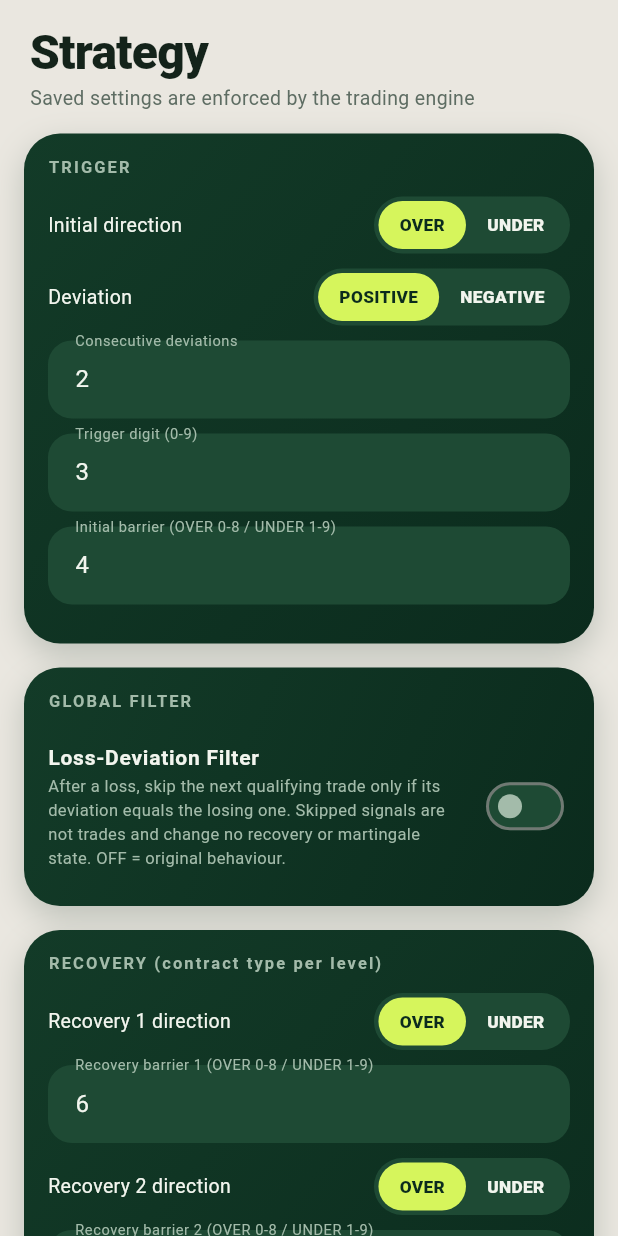
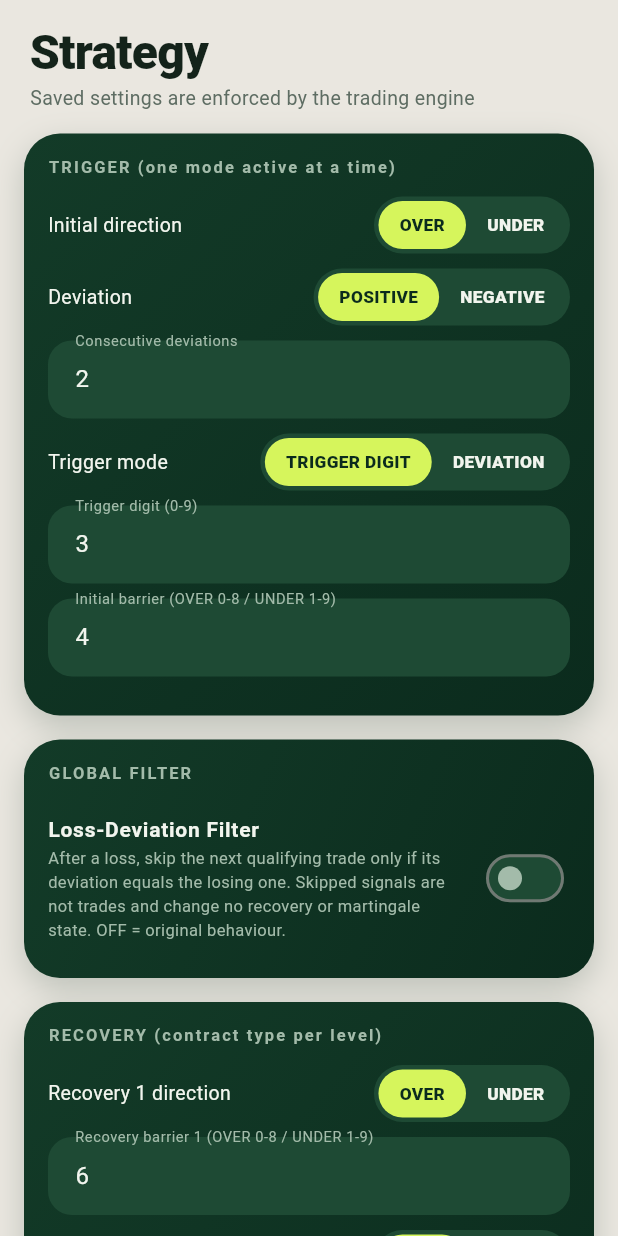
Before and after one commit to Joseph5600000000/deriv_bot, a Flutter app: the ConfigScreen widget shown alone on an empty page, opened directly with empty values, on a phone screen of 412 x 824 dp. Run offline on Flutter 3.47's test engine with Material 3 defaults, Android fonts, the phone set to English and light mode, and no system bars; our stand-ins replace flutter_secure_storage; missing offline and left inert: dart:ffi; accounts and stored records are empty.

Commit message:
trigger mode

```diff
--- a/lib/ffi/tc_structs.dart
+++ b/lib/ffi/tc_structs.dart
@@ -18,6 +18,8 @@ final class TcConfig extends Struct {
   @Int64() external int loss_dev_filter;
   @Int64() external int recovery_direction1;
   @Int64() external int recovery_direction2;
+  @Int64() external int trigger_mode;
+  @Int64() external int trigger_dev2;
   @Double() external double stake;
   @Double() external double take_profit;
   @Double() external double stop_loss;
--- a/lib/models/strategy_config.dart
+++ b/lib/models/strategy_config.dart
@@ -1,13 +1,15 @@
 import '../ffi/tc_structs.dart';
 
 class StrategyConfig {
+  int triggerMode; // 0 = Trigger Digit, 1 = Deviation Trigger
+  double triggerDeviation; // signed, e.g. +0.5 / -1.5 (steps of 0.5)
   int market, direction, recoveryDirection1, recoveryDirection2, initialBarrier, recoveryBarrier1, recoveryBarrier2, triggerDigit, consecutiveCount,
       deviationDirection, martingaleMaxSteps, maxConsecutiveLosses, winBehavior;
   bool martingale, lossDevFilter;
   double stake, takeProfit, stopLoss, multiplier, maxStake, maxDailyLoss;
 
   StrategyConfig({
-    this.market = 4, this.direction = 0, this.recoveryDirection1 = 0, this.recoveryDirection2 = 0, this.initialBarrier = 4, this.recoveryBarrier1 = 6, this.recoveryBarrier2 = 8,
+    this.triggerMode = 0, this.triggerDeviation = 0.5, this.market = 4, this.direction = 0, this.recoveryDirection1 = 0, this.recoveryDirection2 = 0, this.initialBarrier = 4, this.recoveryBarrier1 = 6, this.recoveryBarrier2 = 8,
     this.triggerDigit = 3, this.consecutiveCount = 2, this.deviationDirection = 0, this.martingaleMaxSteps = 3,
     this.maxConsecutiveLosses = 5, this.winBehavior = 0, this.martingale = false, this.lossDevFilter = false, this.stake = 1.0,
     this.takeProfit = 0, this.stopLoss = 0, this.multiplier = 2.0, this.maxStake = 50, this.maxDailyLoss = 20,
@@ -16,7 +18,7 @@ class StrategyConfig {
   StrategyConfig copy() => StrategyConfig.fromJson(toJson());
 
   Map<String, dynamic> toJson() => {
-        'market': market, 'direction': direction, 'recoveryDirection1': recoveryDirection1, 'recoveryDirection2': recoveryDirection2, 'initialBarrier': initialBarrier,
+        'triggerMode': triggerMode, 'triggerDeviation': triggerDeviation, 'market': market, 'direction': direction, 'recoveryDirection1': recoveryDirection1, 'recoveryDirection2': recoveryDirection2, 'initialBarrier': initialBarrier,
         'recoveryBarrier1': recoveryBarrier1, 'recoveryBarrier2': recoveryBarrier2, 'triggerDigit': triggerDigit,
         'consecutiveCount': consecutiveCount, 'deviationDirection': deviationDirection,
         'martingaleMaxSteps': martingaleMaxSteps, 'maxConsecutiveLosses': maxConsecutiveLosses,
@@ -29,6 +31,7 @@ class StrategyConfig {
     int i(String k, int dv) => (j[k] as num?)?.toInt() ?? dv;
     double f(String k, double dv) => (j[k] as num?)?.toDouble() ?? dv;
     return StrategyConfig(
+      triggerMode: i('triggerMode', 0), triggerDeviation: f('triggerDeviation', d.triggerDeviation),
       market: i('market', d.market), direction: i('direction', d.direction),
       recoveryDirection1: i('recoveryDirection1', i('direction', d.direction)), recoveryDirection2: i('recoveryDirection2', i('direction', d.direction)),
       initialBarrier: i('initialBarrier', d.initialBarrier), recoveryBarrier1: i('recoveryBarrier1', d.recoveryBarrier1),
@@ -42,7 +45,17 @@ class StrategyConfig {
     );
   }
 
+  /// Text like "+0.5" or "-1.5". Returns null when it is not an exact multiple of 0.5 in [-4.5, 4.5] or its sign
+  /// contradicts the deviation direction (a positive run can never end on a negative deviation).
+  String? deviationProblem(double v) {
+    if (v.isNaN || (v * 2) != (v * 2).roundToDouble()) return 'Deviation must be a multiple of 0.5 (e.g. +0.5, -1.5).';
+    if (v == 0 || v.abs() > 4.5) return 'Deviation must be between 0.5 and 4.5 (plus or minus).';
+    if ((deviationDirection == 0) != (v > 0)) return deviationDirection == 0 ? 'Positive direction needs a positive deviation (e.g. +0.5).' : 'Negative direction needs a negative deviation (e.g. -1.5).';
+    return null;
+  }
+
   void writeTo(TcConfig c) {
+    c.trigger_mode = triggerMode; c.trigger_dev2 = (triggerDeviation * 2).round(); // exact: deviations are multiples of 0.5
     c.market = market; c.direction = direction; c.recovery_direction1 = recoveryDirection1; c.recovery_direction2 = recoveryDirection2; c.initial_barrier = initialBarrier;
     c.recovery_barrier1 = recoveryBarrier1; c.recovery_barrier2 = recoveryBarrier2; c.trigger_digit = triggerDigit;
     c.consecutive_count = consecutiveCount; c.deviation_direction = deviationDirection;
--- a/lib/screens/config_screen.dart
+++ b/lib/screens/config_screen.dart
@@ -21,10 +21,10 @@ class _ConfigScreenState extends State<ConfigScreen> {
 
   TextEditingController _ctl(String k, num v) => _t.putIfAbsent(k, () => TextEditingController(text: '$v'));
 
-  Widget _field(String label, String k, num v, {bool decimal = false}) => Padding(
+  Widget _field(String label, String k, num v, {bool decimal = false, bool signed = false}) => Padding(
         padding: const EdgeInsets.only(bottom: 10),
         child: TextField(
-          controller: _ctl(k, v), keyboardType: TextInputType.numberWithOptions(decimal: decimal),
+          controller: _ctl(k, v), keyboardType: TextInputType.numberWithOptions(decimal: decimal || signed, signed: signed),
           style: kMono.copyWith(color: Pal.onDeep), decoration: fieldDecoration(label),
         ),
       );
@@ -49,13 +49,24 @@ class _ConfigScreenState extends State<ConfigScreen> {
 
   String? _collect() {
     final v = <String, Object?>{
-      'barrier': _i('initialBarrier'), 'rb1': _i('recoveryBarrier1'), 'rb2': _i('recoveryBarrier2'), 'trig': _i('triggerDigit'),
+      'barrier': _i('initialBarrier'), 'rb1': _i('recoveryBarrier1'), 'rb2': _i('recoveryBarrier2'),
       'consec': _i('consecutiveCount'), 'stake': _d('stake'), 'tp': _d('takeProfit'), 'sl': _d('stopLoss'), 'mult': _d('multiplier'),
       'steps': _i('martingaleMaxSteps'), 'maxStake': _d('maxStake'), 'maxDaily': _d('maxDailyLoss'), 'maxLoss': _i('maxConsecutiveLosses'),
     };
     if (v.values.any((e) => e == null)) return 'Every field needs a valid number.';
     c.initialBarrier = v['barrier'] as int; c.recoveryBarrier1 = v['rb1'] as int; c.recoveryBarrier2 = v['rb2'] as int;
-    c.triggerDigit = v['trig'] as int; c.consecutiveCount = v['consec'] as int; c.stake = v['stake'] as double;
+    if (c.triggerMode == 0) {
+      final t = _i('triggerDigit');
+      if (t == null) return 'Trigger digit needs a number from 0 to 9.';
+      c.triggerDigit = t;
+    } else {
+      final dv = _d('triggerDeviation');
+      if (dv == null) return 'Deviation trigger needs a number such as +0.5 or -1.5.';
+      final problem = c.deviationProblem(dv);
+      if (problem != null) return problem;
+      c.triggerDeviation = dv;
+    }
+    c.consecutiveCount = v['consec'] as int; c.stake = v['stake'] as double;
     c.takeProfit = v['tp'] as double; c.stopLoss = v['sl'] as double; c.multiplier = v['mult'] as double;
     c.martingaleMaxSteps = v['steps'] as int; c.maxStake = v['maxStake'] as double; c.maxDailyLoss = v['maxDaily'] as double;
     c.maxConsecutiveLosses = v['maxLoss'] as int;
@@ -90,11 +101,15 @@ class _ConfigScreenState extends State<ConfigScreen> {
         }
         return ListView(padding: const EdgeInsets.only(bottom: 24), children: [
           const ScreenTitle('Strategy', sub: 'Saved settings are enforced by the trading engine'),
-          Panel(title: 'TRIGGER', child: Column(children: [
+          Panel(title: 'TRIGGER (one mode active at a time)', child: Column(children: [
             _seg('Initial direction', const ['OVER', 'UNDER'], c.direction, (i) => c.direction = i),
             _seg('Deviation', const ['POSITIVE', 'NEGATIVE'], c.deviationDirection, (i) => c.deviationDirection = i),
             _field('Consecutive deviations', 'consecutiveCount', c.consecutiveCount),
-            _field('Trigger digit (0-9)', 'triggerDigit', c.triggerDigit),
+            _seg('Trigger mode', const ['TRIGGER DIGIT', 'DEVIATION'], c.triggerMode, (i) => c.triggerMode = i),
+            if (c.triggerMode == 0)
+              _field('Trigger digit (0-9)', 'triggerDigit', c.triggerDigit)
+            else
+              _field('Deviation trigger (e.g. +0.5 or -1.5, sign must match direction)', 'triggerDeviation', c.triggerDeviation, signed: true),
             _field('Initial barrier (OVER 0-8 / UNDER 1-9)', 'initialBarrier', c.initialBarrier),
           ])),
           Panel(title: 'GLOBAL FILTER', child: _switch(
--- a/lib/screens/dashboard_screen.dart
+++ b/lib/screens/dashboard_screen.dart
@@ -199,7 +199,9 @@ class _DashboardScreenState extends State<DashboardScreen> {
         Row(children: [
           Expanded(child: Lcd('DIRECTION', s.signal_direction == 0 ? 'OVER' : 'UNDER', color: Pal.lime)), const SizedBox(width: 8),
           Expanded(child: Lcd('BARRIER', s.signal_barrier < 0 ? '-' : '${s.signal_barrier}', color: Pal.lime)), const SizedBox(width: 8),
-          Expanded(child: Lcd('TRIGGER DIGIT', '${a.cfg.triggerDigit}', size: 16)),
+          Expanded(child: a.cfg.triggerMode == 0
+              ? Lcd('TRIGGER DIGIT', '${a.cfg.triggerDigit}', size: 16)
+              : Lcd('TRIGGER DEV', '${a.cfg.triggerDeviation >= 0 ? '+' : ''}${a.cfg.triggerDeviation.toStringAsFixed(1)}', size: 16, color: _signColor(a.cfg.triggerDeviation >= 0 ? 1 : -1))),
         ]),
         const SizedBox(height: 8),
         Row(children: [
--- a/lib/screens/settings_screen.dart
+++ b/lib/screens/settings_screen.dart
@@ -60,7 +60,7 @@ class _SettingsScreenState extends State<SettingsScreen> {
             const SizedBox(width: 12),
             const Expanded(child: Column(crossAxisAlignment: CrossAxisAlignment.start, children: [
               Text('DeltaDesk', style: TextStyle(color: Pal.onDeep, fontWeight: FontWeight.w800, fontSize: 16)),
-              Text('Version 1.3.0', style: TextStyle(color: Pal.onDeepDim, fontSize: 11)),
+              Text('Version 1.4.0', style: TextStyle(color: Pal.onDeepDim, fontSize: 11)),
             ])),
           ]),
         ),
--- a/pubspec.yaml
+++ b/pubspec.yaml
@@ -1,7 +1,7 @@
 name: deriv_bot
 description: DeltaDesk - Over/Under digit trading desk for Deriv. Flutter UI, C++ trading core via FFI.
 publish_to: "none"
-version: 1.3.0+4
+version: 1.4.0+5
 environment:
   sdk: ">=3.3.0 <4.0.0"
 dependencies:
```
Also changed, not shown: 7 other files.
